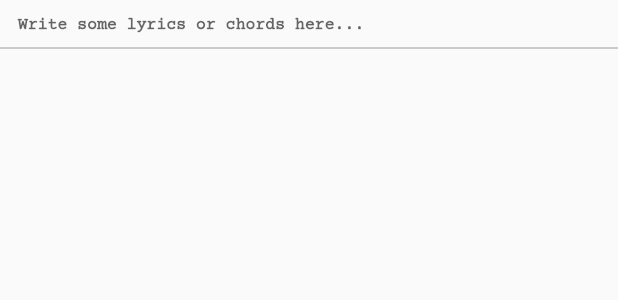
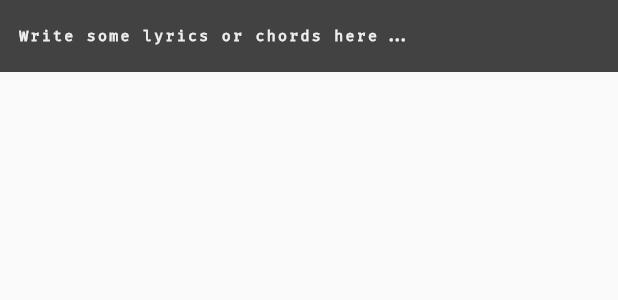
Before and after one commit to doodlezucc/repertoire, a Flutter app: the LyrichordsField widget shown alone on an empty page, opened directly with empty values, on a phone screen of 412 x 824 dp. Shown: the top 300 px of the screen. Run offline on Flutter 3.47's test engine with Material 2 defaults, Android fonts, the phone set to English and light mode, and no system bars; our stand-ins replace html_unescape; missing offline and left inert: autocomplete_textfield.

Commit message:
updated lyrichords display

```diff
--- a/lib/lyrichords.dart
+++ b/lib/lyrichords.dart
@@ -120,8 +120,8 @@ class _LyrichordsFieldState extends State<LyrichordsField> {
   @override
   Widget build(BuildContext context) {
     resetChordController();
-    double fontSize = 11;
-    double charWidth = fontSize * 0.603;
+    var textStyle = Theme.of(context).textTheme.overline;
+    double charWidth = textStyle.fontSize * 0.76;
     double inset = 12;
     return SingleChildScrollView(
       scrollDirection: Axis.horizontal,
@@ -143,20 +143,17 @@ class _LyrichordsFieldState extends State<LyrichordsField> {
                 widget.data.lyrichords = s;
               });
             },
-            cursorColor: Colors.black,
+            cursorColor: textStyle.color,
             decoration: InputDecoration(
-              isDense: true,
-              isCollapsed: true,
+              border: InputBorder.none,
+              filled: true,
+              fillColor: Colors.grey[800],
               contentPadding:
                   EdgeInsets.symmetric(horizontal: inset, vertical: 10),
               hintText: "Write some lyrics or chords here...",
+              hintStyle: TextStyle(color: Colors.grey[200]),
             ),
-            style: TextStyle(
-              fontFamily: "CourierPrime",
-              fontSize: fontSize,
-              color: Colors.black,
-              fontWeight: FontWeight.bold,
-            ),
+            style: textStyle,
           ),
         ),
       ),
--- a/lib/song_edit_page.dart
+++ b/lib/song_edit_page.dart
@@ -329,6 +329,12 @@ class _SongEditPageState extends State<SongEditPage> {
                         ],
                       ),
                     ),
+                    Center(
+                      child: Padding(
+                        padding: EdgeInsets.all(8.0),
+                        child: Text('Notes'),
+                      ),
+                    ),
                     LyrichordsField(
                       data: data,
                       chordCtrl: chordCtrl,
--- a/lib/web_extractors/ge.dart
+++ b/lib/web_extractors/ge.dart
@@ -19,6 +19,7 @@ class GeniusScraper {
     } catch (e) {
       return WebError('Can\'t download site!');
     }
+    return WebError('Lyrics extraction failed!');
   }
 
   static String extractFromString(String s) {
```
Also changed, not shown: lib/main.dart (+9 -2 lines).
